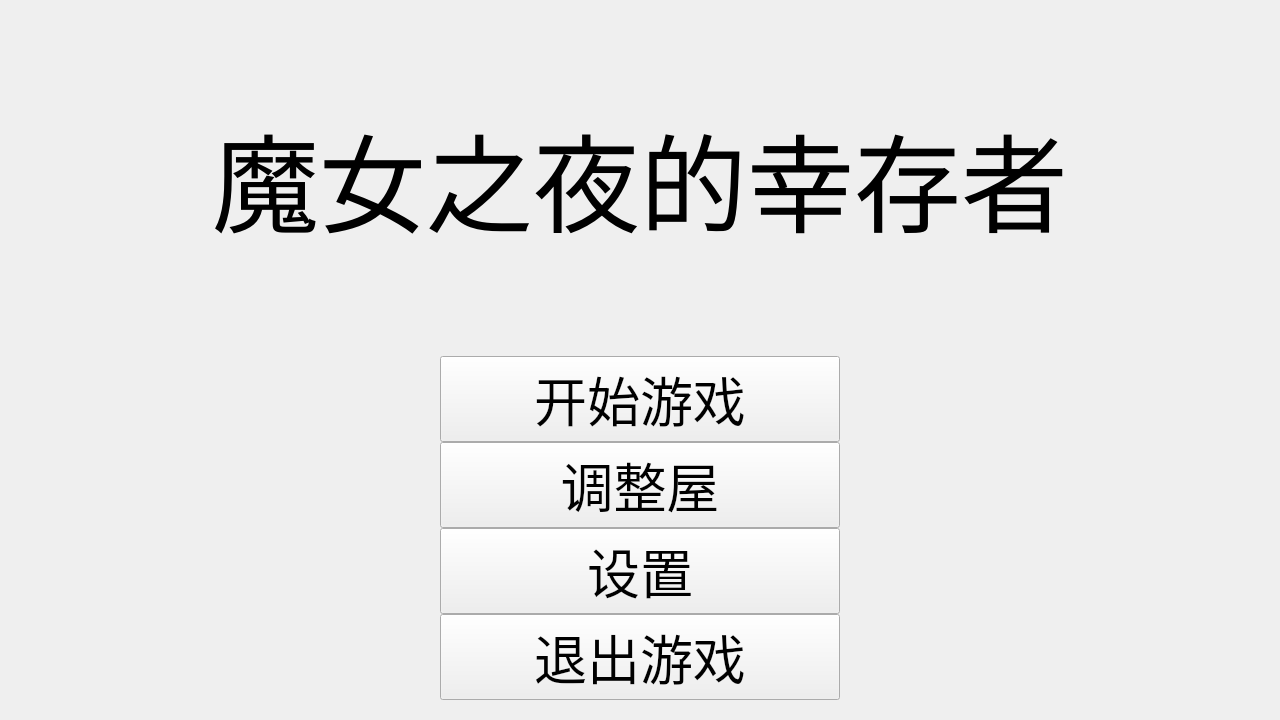
This is mainwindow.ui in AcuLY/Walpurgisnacht-Survivors as Qt 5 draws it before an edit. The edited form follows.
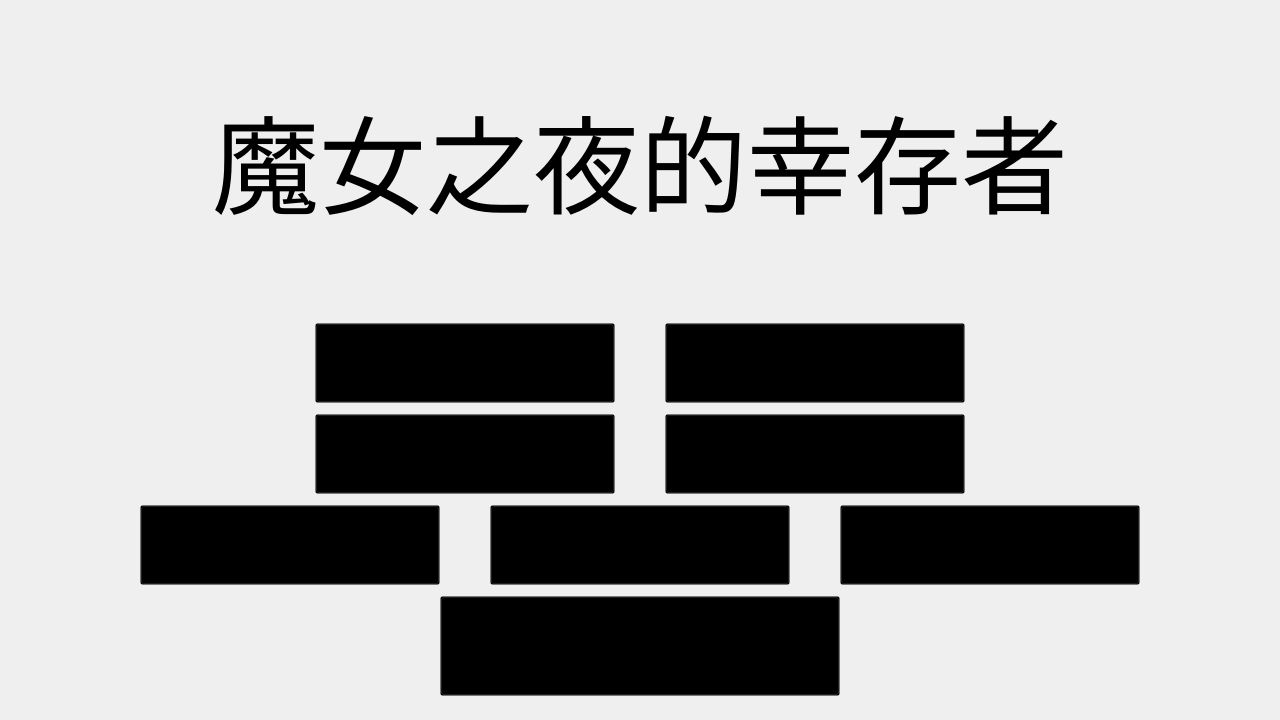
This is the edited form. Icons and pictures are not drawn.

```diff
--- a/mainwindow.ui
+++ b/mainwindow.ui
@@ -20,7 +20,23 @@
    <string>MainWindow</string>
   </property>
   <property name="styleSheet">
-   <string notr="true"/>
+   <string notr="true">QMainWindow {
+    background-image: url(:/images/ui/background);
+    background-position: center;
+    background-repeat: no-repeat;
+    background-attachment: fixed;
+}
+
+
+QLabel {
+    background: transparent; 
+}
+
+QPushButton {
+	text-align: center;
+    background: transparent; 
+}
+</string>
   </property>
   <widget class="QWidget" name="centralwidget">
    <property name="minimumSize">
@@ -30,20 +46,17 @@
     </size>
    </property>
    <property name="autoFillBackground">
-    <bool>true</bool>
+    <bool>false</bool>
    </property>
-   <property name="styleSheet">
-    <string notr="true"/>
-   </property>
-   <layout class="QVBoxLayout" name="verticalLayout" stretch="3,1,1,1,1">
+   <layout class="QVBoxLayout" name="verticalLayout" stretch="3,0">
     <property name="spacing">
      <number>0</number>
     </property>
     <property name="topMargin">
-     <number>0</number>
+     <number>6</number>
     </property>
     <property name="bottomMargin">
-     <number>20</number>
+     <number>10</number>
     </property>
     <item>
      <widget class="QLabel" name="label">
@@ -53,9 +66,15 @@
         <verstretch>0</verstretch>
        </sizepolicy>
       </property>
+      <property name="minimumSize">
+       <size>
+        <width>0</width>
+        <height>200</height>
+       </size>
+      </property>
       <property name="font">
        <font>
-        <family>Wingdings</family>
+        <family>汉仪像素入侵 U</family>
         <pointsize>80</pointsize>
         <bold>false</bold>
        </font>
@@ -72,7 +91,41 @@
      </widget>
     </item>
     <item>
+     <widget class="QStackedWidget" name="stackedWidget">
+      <property name="sizePolicy">
+       <sizepolicy hsizetype="Preferred" vsizetype="Fixed">
+        <horstretch>0</horstretch>
+        <verstretch>0</verstretch>
+       </sizepolicy>
+      </property>
+      <property name="minimumSize">
+       <size>
+        <width>0</width>
+        <height>0</height>
+       </size>
+      </property>
+      <property name="font">
+       <font>
+        <family>汉仪像素入侵 U</family>
+        <pointsize>40</pointsize>
+       </font>
+      </property>
+      <property name="currentIndex">
+       <number>2</number>
+      </property>
+      <widget class="QWidget" name="page_1">
+       <layout class="QVBoxLayout" name="verticalLayout_2">
+        <property name="spacing">
+         <number>10</number>
+        </property>
+        <item>
      <layout class="QHBoxLayout" name="horizontalLayout">
+          <property name="topMargin">
+           <number>0</number>
+          </property>
+          <property name="bottomMargin">
+           <number>0</number>
+          </property>
       <item>
        <spacer name="horizontalSpacer">
         <property name="orientation">
@@ -89,7 +142,7 @@
       <item>
        <widget class="QPushButton" name="startGame">
         <property name="sizePolicy">
-         <sizepolicy hsizetype="Preferred" vsizetype="Maximum">
+             <sizepolicy hsizetype="Maximum" vsizetype="Fixed">
           <horstretch>0</horstretch>
           <verstretch>0</verstretch>
          </sizepolicy>
@@ -97,18 +150,22 @@
         <property name="minimumSize">
          <size>
           <width>400</width>
-          <height>0</height>
+              <height>80</height>
          </size>
         </property>
         <property name="font">
          <font>
-          <family>Wingdings</family>
+              <family>汉仪像素入侵 U</family>
           <pointsize>40</pointsize>
+              <bold>false</bold>
          </font>
         </property>
         <property name="cursor">
          <cursorShape>ArrowCursor</cursorShape>
         </property>
+            <property name="layoutDirection">
+             <enum>Qt::LayoutDirection::LeftToRight</enum>
+            </property>
         <property name="autoFillBackground">
          <bool>false</bool>
         </property>
@@ -143,6 +200,12 @@
     </item>
     <item>
      <layout class="QHBoxLayout" name="horizontalLayout_2">
+          <property name="topMargin">
+           <number>0</number>
+          </property>
+          <property name="bottomMargin">
+           <number>0</number>
+          </property>
       <item>
        <spacer name="horizontalSpacer_3">
         <property name="orientation">
@@ -167,12 +230,12 @@
         <property name="minimumSize">
          <size>
           <width>400</width>
-          <height>0</height>
+              <height>80</height>
          </size>
         </property>
         <property name="font">
          <font>
-          <family>Wingdings</family>
+              <family>汉仪像素入侵 U</family>
           <pointsize>40</pointsize>
          </font>
         </property>
@@ -198,6 +261,12 @@
     </item>
     <item>
      <layout class="QHBoxLayout" name="horizontalLayout_3">
+          <property name="topMargin">
+           <number>0</number>
+          </property>
+          <property name="bottomMargin">
+           <number>0</number>
+          </property>
       <item>
        <spacer name="horizontalSpacer_5">
         <property name="orientation">
@@ -222,12 +291,12 @@
         <property name="minimumSize">
          <size>
           <width>400</width>
-          <height>0</height>
+              <height>80</height>
          </size>
         </property>
         <property name="font">
          <font>
-          <family>Wingdings</family>
+              <family>汉仪像素入侵 U</family>
           <pointsize>40</pointsize>
          </font>
         </property>
@@ -253,6 +322,12 @@
     </item>
     <item>
      <layout class="QHBoxLayout" name="horizontalLayout_5">
+          <property name="topMargin">
+           <number>0</number>
+          </property>
+          <property name="bottomMargin">
+           <number>0</number>
+          </property>
       <item>
        <spacer name="horizontalSpacer_7">
         <property name="orientation">
@@ -277,12 +352,12 @@
         <property name="minimumSize">
          <size>
           <width>400</width>
-          <height>0</height>
+              <height>80</height>
          </size>
         </property>
         <property name="font">
          <font>
-          <family>Wingdings</family>
+              <family>汉仪像素入侵 U</family>
           <pointsize>40</pointsize>
          </font>
         </property>
@@ -307,6 +382,666 @@
      </layout>
     </item>
    </layout>
+      </widget>
+      <widget class="QWidget" name="page_5">
+       <layout class="QVBoxLayout" name="verticalLayout_3">
+        <item>
+         <layout class="QHBoxLayout" name="horizontalLayout_4">
+          <item>
+           <spacer name="horizontalSpacer_10">
+            <property name="orientation">
+             <enum>Qt::Orientation::Horizontal</enum>
+            </property>
+            <property name="sizeHint" stdset="0">
+             <size>
+              <width>40</width>
+              <height>20</height>
+             </size>
+            </property>
+           </spacer>
+          </item>
+          <item>
+           <widget class="QPushButton" name="setKeyboardMapping">
+            <property name="sizePolicy">
+             <sizepolicy hsizetype="Minimum" vsizetype="Maximum">
+              <horstretch>0</horstretch>
+              <verstretch>0</verstretch>
+             </sizepolicy>
+            </property>
+            <property name="minimumSize">
+             <size>
+              <width>400</width>
+              <height>0</height>
+             </size>
+            </property>
+            <property name="font">
+             <font>
+              <family>汉仪像素入侵 U</family>
+              <pointsize>32</pointsize>
+             </font>
+            </property>
+            <property name="text">
+             <string>更改键位</string>
+            </property>
+           </widget>
+          </item>
+          <item>
+           <spacer name="horizontalSpacer_9">
+            <property name="orientation">
+             <enum>Qt::Orientation::Horizontal</enum>
+            </property>
+            <property name="sizeHint" stdset="0">
+             <size>
+              <width>40</width>
+              <height>20</height>
+             </size>
+            </property>
+           </spacer>
+          </item>
+         </layout>
+        </item>
+        <item>
+         <layout class="QHBoxLayout" name="horizontalLayout_6">
+          <item>
+           <spacer name="horizontalSpacer_11">
+            <property name="orientation">
+             <enum>Qt::Orientation::Horizontal</enum>
+            </property>
+            <property name="sizeHint" stdset="0">
+             <size>
+              <width>40</width>
+              <height>20</height>
+             </size>
+            </property>
+           </spacer>
+          </item>
+          <item>
+           <widget class="QPushButton" name="backgroundMusic">
+            <property name="minimumSize">
+             <size>
+              <width>400</width>
+              <height>0</height>
+             </size>
+            </property>
+            <property name="font">
+             <font>
+              <family>汉仪像素入侵 U</family>
+              <pointsize>32</pointsize>
+             </font>
+            </property>
+            <property name="text">
+             <string>音乐：开</string>
+            </property>
+           </widget>
+          </item>
+          <item>
+           <spacer name="horizontalSpacer_12">
+            <property name="orientation">
+             <enum>Qt::Orientation::Horizontal</enum>
+            </property>
+            <property name="sizeHint" stdset="0">
+             <size>
+              <width>40</width>
+              <height>20</height>
+             </size>
+            </property>
+           </spacer>
+          </item>
+         </layout>
+        </item>
+        <item>
+         <layout class="QHBoxLayout" name="horizontalLayout_7">
+          <item>
+           <spacer name="horizontalSpacer_13">
+            <property name="orientation">
+             <enum>Qt::Orientation::Horizontal</enum>
+            </property>
+            <property name="sizeHint" stdset="0">
+             <size>
+              <width>40</width>
+              <height>20</height>
+             </size>
+            </property>
+           </spacer>
+          </item>
+          <item>
+           <widget class="QPushButton" name="soundEffect">
+            <property name="minimumSize">
+             <size>
+              <width>400</width>
+              <height>0</height>
+             </size>
+            </property>
+            <property name="font">
+             <font>
+              <family>汉仪像素入侵 U</family>
+              <pointsize>32</pointsize>
+             </font>
+            </property>
+            <property name="text">
+             <string>音效：开</string>
+            </property>
+           </widget>
+          </item>
+          <item>
+           <spacer name="horizontalSpacer_14">
+            <property name="orientation">
+             <enum>Qt::Orientation::Horizontal</enum>
+            </property>
+            <property name="sizeHint" stdset="0">
+             <size>
+              <width>40</width>
+              <height>20</height>
+             </size>
+            </property>
+           </spacer>
+          </item>
+         </layout>
+        </item>
+        <item>
+         <layout class="QHBoxLayout" name="horizontalLayout_9">
+          <item>
+           <spacer name="horizontalSpacer_15">
+            <property name="orientation">
+             <enum>Qt::Orientation::Horizontal</enum>
+            </property>
+            <property name="sizeHint" stdset="0">
+             <size>
+              <width>40</width>
+              <height>20</height>
+             </size>
+            </property>
+           </spacer>
+          </item>
+          <item>
+           <widget class="QPushButton" name="voiceEffect">
+            <property name="minimumSize">
+             <size>
+              <width>400</width>
+              <height>0</height>
+             </size>
+            </property>
+            <property name="font">
+             <font>
+              <family>汉仪像素入侵 U</family>
+              <pointsize>32</pointsize>
+             </font>
+            </property>
+            <property name="text">
+             <string>语音：开</string>
+            </property>
+           </widget>
+          </item>
+          <item>
+           <spacer name="horizontalSpacer_16">
+            <property name="orientation">
+             <enum>Qt::Orientation::Horizontal</enum>
+            </property>
+            <property name="sizeHint" stdset="0">
+             <size>
+              <width>40</width>
+              <height>20</height>
+             </size>
+            </property>
+           </spacer>
+          </item>
+         </layout>
+        </item>
+        <item>
+         <layout class="QHBoxLayout" name="horizontalLayout_10">
+          <item>
+           <spacer name="horizontalSpacer_17">
+            <property name="orientation">
+             <enum>Qt::Orientation::Horizontal</enum>
+            </property>
+            <property name="sizeHint" stdset="0">
+             <size>
+              <width>40</width>
+              <height>20</height>
+             </size>
+            </property>
+           </spacer>
+          </item>
+          <item>
+           <widget class="QPushButton" name="back">
+            <property name="minimumSize">
+             <size>
+              <width>400</width>
+              <height>0</height>
+             </size>
+            </property>
+            <property name="font">
+             <font>
+              <family>汉仪像素入侵 U</family>
+              <pointsize>32</pointsize>
+             </font>
+            </property>
+            <property name="text">
+             <string>返回</string>
+            </property>
+           </widget>
+          </item>
+          <item>
+           <spacer name="horizontalSpacer_18">
+            <property name="orientation">
+             <enum>Qt::Orientation::Horizontal</enum>
+            </property>
+            <property name="sizeHint" stdset="0">
+             <size>
+              <width>40</width>
+              <height>20</height>
+             </size>
+            </property>
+           </spacer>
+          </item>
+         </layout>
+        </item>
+       </layout>
+      </widget>
+      <widget class="QWidget" name="page_6">
+       <property name="font">
+        <font>
+         <family>汉仪像素入侵 U</family>
+        </font>
+       </property>
+       <layout class="QVBoxLayout" name="verticalLayout_4">
+        <property name="spacing">
+         <number>10</number>
+        </property>
+        <property name="bottomMargin">
+         <number>10</number>
+        </property>
+        <item>
+         <layout class="QHBoxLayout" name="horizontalLayout_8">
+          <item>
+           <spacer name="horizontalSpacer_20">
+            <property name="orientation">
+             <enum>Qt::Orientation::Horizontal</enum>
+            </property>
+            <property name="sizeHint" stdset="0">
+             <size>
+              <width>40</width>
+              <height>20</height>
+             </size>
+            </property>
+           </spacer>
+          </item>
+          <item>
+           <widget class="QPushButton" name="up">
+            <property name="sizePolicy">
+             <sizepolicy hsizetype="Fixed" vsizetype="Fixed">
+              <horstretch>0</horstretch>
+              <verstretch>0</verstretch>
+             </sizepolicy>
+            </property>
+            <property name="minimumSize">
+             <size>
+              <width>300</width>
+              <height>80</height>
+             </size>
+            </property>
+            <property name="font">
+             <font>
+              <family>汉仪像素入侵 U</family>
+              <pointsize>24</pointsize>
+             </font>
+            </property>
+            <property name="text">
+             <string>上移动：W</string>
+            </property>
+           </widget>
+          </item>
+          <item>
+           <spacer name="horizontalSpacer_19">
+            <property name="orientation">
+             <enum>Qt::Orientation::Horizontal</enum>
+            </property>
+            <property name="sizeType">
+             <enum>QSizePolicy::Policy::Fixed</enum>
+            </property>
+            <property name="sizeHint" stdset="0">
+             <size>
+              <width>40</width>
+              <height>20</height>
+             </size>
+            </property>
+           </spacer>
+          </item>
+          <item>
+           <widget class="QPushButton" name="down">
+            <property name="sizePolicy">
+             <sizepolicy hsizetype="Fixed" vsizetype="Fixed">
+              <horstretch>0</horstretch>
+              <verstretch>0</verstretch>
+             </sizepolicy>
+            </property>
+            <property name="minimumSize">
+             <size>
+              <width>300</width>
+              <height>80</height>
+             </size>
+            </property>
+            <property name="font">
+             <font>
+              <family>汉仪像素入侵 U</family>
+              <pointsize>24</pointsize>
+             </font>
+            </property>
+            <property name="text">
+             <string>下移动：S</string>
+            </property>
+           </widget>
+          </item>
+          <item>
+           <spacer name="horizontalSpacer_21">
+            <property name="orientation">
+             <enum>Qt::Orientation::Horizontal</enum>
+            </property>
+            <property name="sizeHint" stdset="0">
+             <size>
+              <width>40</width>
+              <height>20</height>
+             </size>
+            </property>
+           </spacer>
+          </item>
+         </layout>
+        </item>
+        <item>
+         <layout class="QHBoxLayout" name="horizontalLayout_11">
+          <item>
+           <spacer name="horizontalSpacer_22">
+            <property name="orientation">
+             <enum>Qt::Orientation::Horizontal</enum>
+            </property>
+            <property name="sizeHint" stdset="0">
+             <size>
+              <width>40</width>
+              <height>20</height>
+             </size>
+            </property>
+           </spacer>
+          </item>
+          <item>
+           <widget class="QPushButton" name="left">
+            <property name="sizePolicy">
+             <sizepolicy hsizetype="Fixed" vsizetype="Fixed">
+              <horstretch>0</horstretch>
+              <verstretch>0</verstretch>
+             </sizepolicy>
+            </property>
+            <property name="minimumSize">
+             <size>
+              <width>300</width>
+              <height>80</height>
+             </size>
+            </property>
+            <property name="font">
+             <font>
+              <family>汉仪像素入侵 U</family>
+              <pointsize>24</pointsize>
+             </font>
+            </property>
+            <property name="text">
+             <string>左移动：A</string>
+            </property>
+           </widget>
+          </item>
+          <item>
+           <spacer name="horizontalSpacer_23">
+            <property name="orientation">
+             <enum>Qt::Orientation::Horizontal</enum>
+            </property>
+            <property name="sizeType">
+             <enum>QSizePolicy::Policy::Fixed</enum>
+            </property>
+            <property name="sizeHint" stdset="0">
+             <size>
+              <width>40</width>
+              <height>20</height>
+             </size>
+            </property>
+           </spacer>
+          </item>
+          <item>
+           <widget class="QPushButton" name="right">
+            <property name="sizePolicy">
+             <sizepolicy hsizetype="Fixed" vsizetype="Fixed">
+              <horstretch>0</horstretch>
+              <verstretch>0</verstretch>
+             </sizepolicy>
+            </property>
+            <property name="minimumSize">
+             <size>
+              <width>300</width>
+              <height>80</height>
+             </size>
+            </property>
+            <property name="font">
+             <font>
+              <family>汉仪像素入侵 U</family>
+              <pointsize>24</pointsize>
+             </font>
+            </property>
+            <property name="text">
+             <string>右移动：D</string>
+            </property>
+           </widget>
+          </item>
+          <item>
+           <spacer name="horizontalSpacer_24">
+            <property name="orientation">
+             <enum>Qt::Orientation::Horizontal</enum>
+            </property>
+            <property name="sizeHint" stdset="0">
+             <size>
+              <width>40</width>
+              <height>20</height>
+             </size>
+            </property>
+           </spacer>
+          </item>
+         </layout>
+        </item>
+        <item>
+         <layout class="QHBoxLayout" name="horizontalLayout_12">
+          <item>
+           <spacer name="horizontalSpacer_25">
+            <property name="orientation">
+             <enum>Qt::Orientation::Horizontal</enum>
+            </property>
+            <property name="sizeHint" stdset="0">
+             <size>
+              <width>40</width>
+              <height>20</height>
+             </size>
+            </property>
+           </spacer>
+          </item>
+          <item>
+           <widget class="QPushButton" name="attack">
+            <property name="sizePolicy">
+             <sizepolicy hsizetype="Fixed" vsizetype="Fixed">
+              <horstretch>0</horstretch>
+              <verstretch>0</verstretch>
+             </sizepolicy>
+            </property>
+            <property name="minimumSize">
+             <size>
+              <width>300</width>
+              <height>80</height>
+             </size>
+            </property>
+            <property name="font">
+             <font>
+              <family>汉仪像素入侵 U</family>
+              <pointsize>24</pointsize>
+             </font>
+            </property>
+            <property name="text">
+             <string>攻击：Space</string>
+            </property>
+           </widget>
+          </item>
+          <item>
+           <spacer name="horizontalSpacer_26">
+            <property name="orientation">
+             <enum>Qt::Orientation::Horizontal</enum>
+            </property>
+            <property name="sizeType">
+             <enum>QSizePolicy::Policy::Fixed</enum>
+            </property>
+            <property name="sizeHint" stdset="0">
+             <size>
+              <width>40</width>
+              <height>20</height>
+             </size>
+            </property>
+           </spacer>
+          </item>
+          <item>
+           <widget class="QPushButton" name="skill">
+            <property name="sizePolicy">
+             <sizepolicy hsizetype="Fixed" vsizetype="Fixed">
+              <horstretch>0</horstretch>
+              <verstretch>0</verstretch>
+             </sizepolicy>
+            </property>
+            <property name="minimumSize">
+             <size>
+              <width>300</width>
+              <height>80</height>
+             </size>
+            </property>
+            <property name="font">
+             <font>
+              <family>汉仪像素入侵 U</family>
+              <pointsize>24</pointsize>
+             </font>
+            </property>
+            <property name="text">
+             <string>技能：J</string>
+            </property>
+           </widget>
+          </item>
+          <item>
+           <spacer name="horizontalSpacer_27">
+            <property name="orientation">
+             <enum>Qt::Orientation::Horizontal</enum>
+            </property>
+            <property name="sizeType">
+             <enum>QSizePolicy::Policy::Fixed</enum>
+            </property>
+            <property name="sizeHint" stdset="0">
+             <size>
+              <width>40</width>
+              <height>20</height>
+             </size>
+            </property>
+           </spacer>
+          </item>
+          <item>
+           <widget class="QPushButton" name="dodge">
+            <property name="sizePolicy">
+             <sizepolicy hsizetype="Fixed" vsizetype="Fixed">
+              <horstretch>0</horstretch>
+              <verstretch>0</verstretch>
+             </sizepolicy>
+            </property>
+            <property name="minimumSize">
+             <size>
+              <width>300</width>
+              <height>80</height>
+             </size>
+            </property>
+            <property name="font">
+             <font>
+              <family>汉仪像素入侵 U</family>
+              <pointsize>24</pointsize>
+             </font>
+            </property>
+            <property name="text">
+             <string>闪避：K</string>
+            </property>
+           </widget>
+          </item>
+          <item>
+           <spacer name="horizontalSpacer_28">
+            <property name="orientation">
+             <enum>Qt::Orientation::Horizontal</enum>
+            </property>
+            <property name="sizeHint" stdset="0">
+             <size>
+              <width>40</width>
+              <height>20</height>
+             </size>
+            </property>
+           </spacer>
+          </item>
+         </layout>
+        </item>
+        <item>
+         <layout class="QHBoxLayout" name="horizontalLayout_13">
+          <item>
+           <spacer name="horizontalSpacer_29">
+            <property name="orientation">
+             <enum>Qt::Orientation::Horizontal</enum>
+            </property>
+            <property name="sizeHint" stdset="0">
+             <size>
+              <width>40</width>
+              <height>20</height>
+             </size>
+            </property>
+           </spacer>
+          </item>
+          <item>
+           <widget class="QPushButton" name="back_2">
+            <property name="sizePolicy">
+             <sizepolicy hsizetype="Fixed" vsizetype="Fixed">
+              <horstretch>0</horstretch>
+              <verstretch>0</verstretch>
+             </sizepolicy>
+            </property>
+            <property name="minimumSize">
+             <size>
+              <width>400</width>
+              <height>100</height>
+             </size>
+            </property>
+            <property name="font">
+             <font>
+              <family>汉仪像素入侵 U</family>
+              <pointsize>32</pointsize>
+             </font>
+            </property>
+            <property name="text">
+             <string>返回</string>
+            </property>
+           </widget>
+          </item>
+          <item>
+           <spacer name="horizontalSpacer_30">
+            <property name="orientation">
+             <enum>Qt::Orientation::Horizontal</enum>
+            </property>
+            <property name="sizeHint" stdset="0">
+             <size>
+              <width>40</width>
+              <height>20</height>
+             </size>
+            </property>
+           </spacer>
+          </item>
+         </layout>
+        </item>
+       </layout>
+      </widget>
+     </widget>
+    </item>
+   </layout>
+   <zorder>stackedWidget</zorder>
+   <zorder>label</zorder>
   </widget>
  </widget>
  <resources/>
```
Lines whose indentation alone changed are shown as unchanged.
